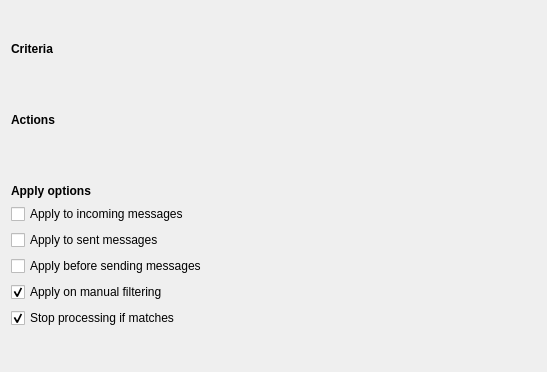
The window that mobile/mail/filterconfigwidget.ui (chusopr/kdepim-ktimetracker-akonadi) describes before a commit, drawn with Qt 5.
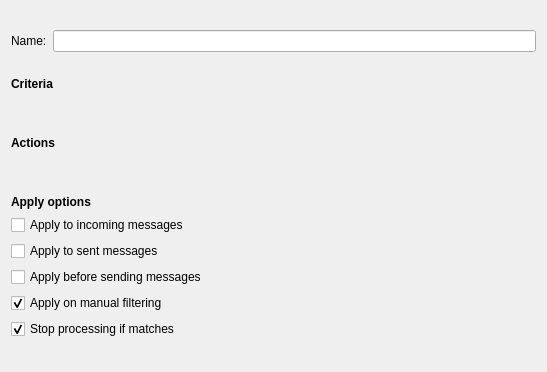
The same window after the commit.

Commit message: First step of filter configuration refactoring:  - Added FilterController and FilterEditDialog class  - Moved filter handling logic into FilterModel

Diff of the .ui file:
```diff
--- a/mobile/mail/filterconfigwidget.ui
+++ b/mobile/mail/filterconfigwidget.ui
@@ -10,7 +10,21 @@
     <height>372</height>
    </rect>
   </property>
-  <layout class="QVBoxLayout" name="verticalLayout_5">
+  <layout class="QVBoxLayout" name="verticalLayout" stretch="0,1,1,0">
+   <item>
+    <layout class="QHBoxLayout" name="horizontalLayout">
+     <item>
+      <widget class="QLabel" name="label">
+       <property name="text">
+        <string>Name:</string>
+       </property>
+      </widget>
+     </item>
+     <item>
+      <widget class="QLineEdit" name="filterName"/>
+     </item>
+    </layout>
+   </item>
    <item>
     <layout class="QGridLayout" name="gridLayout_3">
      <item row="0" column="0" colspan="2">
```
The commit also changes 6 other files.
